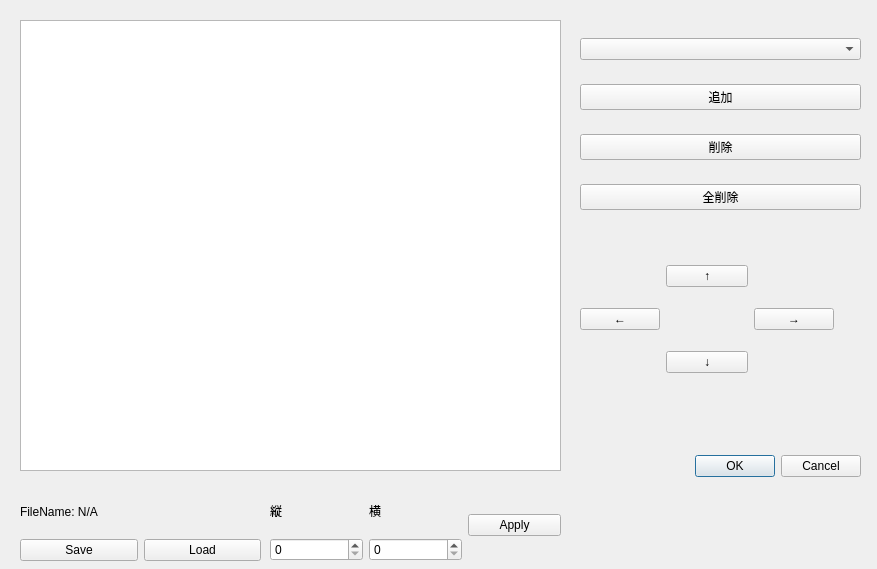
shimizunochikara/RoombaController, file mapeditdialog.ui: the form before one commit.
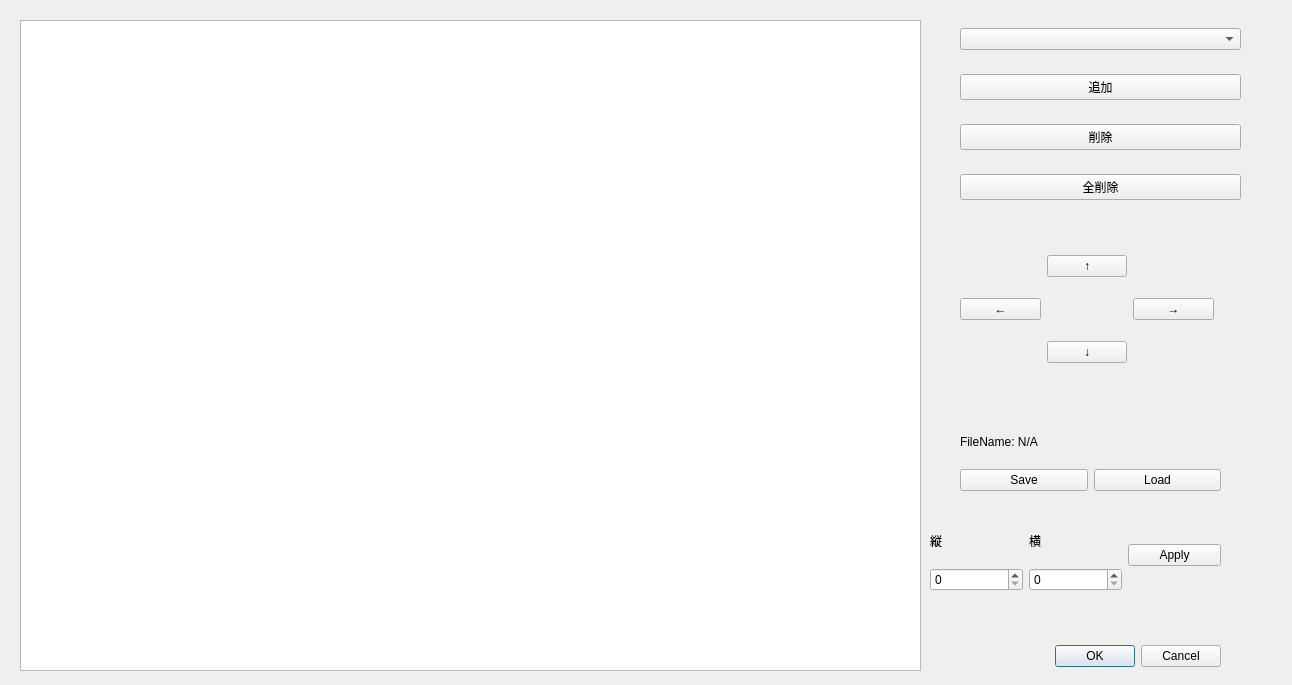
The form after the commit.

```diff
--- a/mapeditdialog.ui
+++ b/mapeditdialog.ui
@@ -6,8 +6,8 @@
    <rect>
     <x>0</x>
     <y>0</y>
-    <width>877</width>
-    <height>569</height>
+    <width>1292</width>
+    <height>685</height>
    </rect>
   </property>
   <property name="windowTitle">
@@ -16,8 +16,8 @@
   <widget class="QDialogButtonBox" name="buttonBox">
    <property name="geometry">
     <rect>
-     <x>660</x>
-     <y>450</y>
+     <x>1020</x>
+     <y>640</y>
      <width>201</width>
      <height>32</height>
     </rect>
@@ -34,8 +34,8 @@
     <rect>
      <x>20</x>
      <y>20</y>
-     <width>541</width>
-     <height>451</height>
+     <width>901</width>
+     <height>651</height>
     </rect>
    </property>
    <property name="focusPolicy">
@@ -66,8 +66,8 @@
   <widget class="QWidget" name="gridLayoutWidget">
    <property name="geometry">
     <rect>
-     <x>580</x>
-     <y>250</y>
+     <x>960</x>
+     <y>240</y>
      <width>254</width>
      <height>141</height>
     </rect>
@@ -80,19 +80,6 @@
       </property>
      </widget>
     </item>
-    <item row="2" column="2">
-     <spacer name="horizontalSpacer_2">
-      <property name="orientation">
-       <enum>Qt::Horizontal</enum>
-      </property>
-      <property name="sizeHint" stdset="0">
-       <size>
-        <width>40</width>
-        <height>20</height>
-       </size>
-      </property>
-     </spacer>
-    </item>
     <item row="2" column="3">
      <widget class="QPushButton" name="pushButton_right">
       <property name="text">
@@ -119,8 +106,8 @@
   <widget class="QWidget" name="gridLayoutWidget_2">
    <property name="geometry">
     <rect>
-     <x>270</x>
-     <y>490</y>
+     <x>930</x>
+     <y>520</y>
      <width>291</width>
      <height>71</height>
     </rect>
@@ -166,8 +153,8 @@
   <widget class="QWidget" name="verticalLayoutWidget">
    <property name="geometry">
     <rect>
-     <x>580</x>
-     <y>20</y>
+     <x>960</x>
+     <y>10</y>
      <width>281</width>
      <height>211</height>
     </rect>
@@ -202,8 +189,8 @@
   <widget class="QLabel" name="label_notifyMessage">
    <property name="geometry">
     <rect>
-     <x>580</x>
-     <y>420</y>
+     <x>960</x>
+     <y>410</y>
      <width>251</width>
      <height>20</height>
     </rect>
@@ -215,9 +202,9 @@
   <widget class="QWidget" name="gridLayoutWidget_3">
    <property name="geometry">
     <rect>
-     <x>20</x>
-     <y>490</y>
-     <width>241</width>
+     <x>960</x>
+     <y>420</y>
+     <width>261</width>
      <height>71</height>
     </rect>
    </property>
@@ -245,6 +232,19 @@
     </item>
    </layout>
   </widget>
+  <widget class="QLabel" name="label_cursor_notation">
+   <property name="geometry">
+    <rect>
+     <x>960</x>
+     <y>390</y>
+     <width>251</width>
+     <height>20</height>
+    </rect>
+   </property>
+   <property name="text">
+    <string/>
+   </property>
+  </widget>
  </widget>
  <resources/>
  <connections>
```
Left out of the diff: 22 changed lines with no effect on the pictures.
